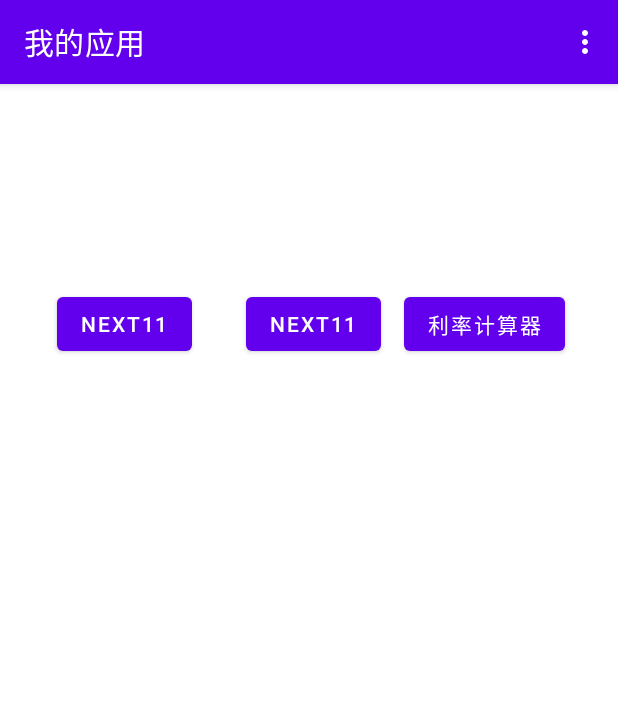
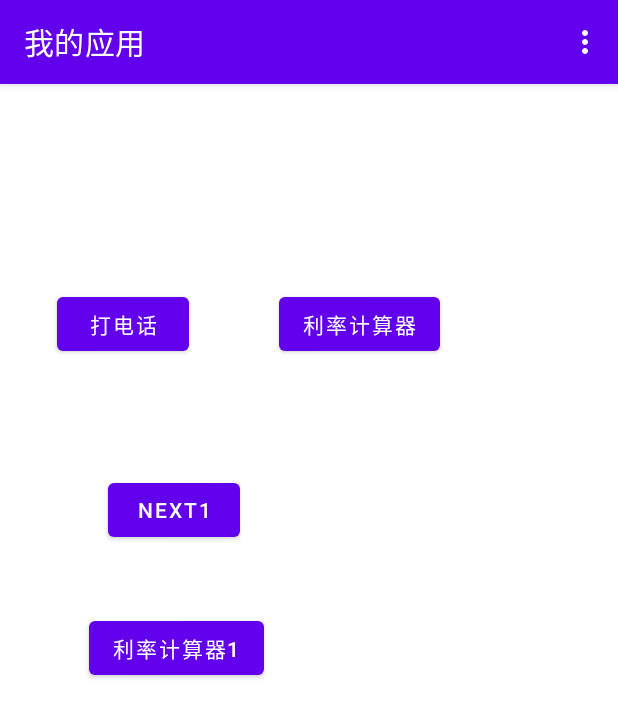
Before and after one commit to yangzheng0/MyApplication, an Android app: the screen it shows after launch (MainActivity), on a phone screen of 412 x 824 dp. Shown: the top 717 px of the screen. Run offline under Robolectric (Android 15) with nearby library versions, the phone set to English and light mode, and no system bars.

Commit message:
利率计算器

```diff
--- a/app/src/main/AndroidManifest.xml
+++ b/app/src/main/AndroidManifest.xml
@@ -24,6 +24,11 @@
             android:label="@string/thrid_active"
             android:theme="@style/Theme.MyApplication.NoActionBar">
         </activity>
+        <activity
+            android:name=".active.IncomeActive"
+            android:label="@string/income_active"
+            android:theme="@style/Theme.MyApplication.NoActionBar">
+        </activity>
     </application>
 
 </manifest>
--- a/app/src/main/java/com/example/myapplication/SecondFragment.java
+++ b/app/src/main/java/com/example/myapplication/SecondFragment.java
@@ -1,9 +1,12 @@
 package com.example.myapplication;
 
 import android.os.Bundle;
+import android.util.Log;
 import android.view.LayoutInflater;
 import android.view.View;
 import android.view.ViewGroup;
+import android.widget.EditText;
+import android.widget.TextView;
 import android.widget.Toast;
 
 import androidx.annotation.NonNull;
@@ -29,6 +32,9 @@ public class SecondFragment extends Fragment {
             public void onClick(View view) {
                 Toast toast=Toast.makeText(getActivity().getApplicationContext(), "执行onClick方法", Toast.LENGTH_SHORT);
                 toast.show();
+                EditText edit = (EditText)view.findViewById(R.id.editView1);
+                String result = edit.getText().toString();
+                Log.v("result={}",result);
             }
         });
     }
--- a/app/src/main/res/layout/fragment_first.xml
+++ b/app/src/main/res/layout/fragment_first.xml
@@ -14,18 +14,18 @@
         android:text="@string/next"
         app:layout_constraintBottom_toBottomOf="parent"
         app:layout_constraintEnd_toEndOf="parent"
-        app:layout_constraintHorizontal_bias="0.885"
+        app:layout_constraintHorizontal_bias="0.61"
         app:layout_constraintStart_toStartOf="parent" />
 
     <Button
         android:id="@+id/button_second"
         android:layout_width="wrap_content"
         android:layout_height="wrap_content"
-        android:layout_marginBottom="584dp"
+        android:layout_marginBottom="460dp"
         android:text="@string/next1"
         app:layout_constraintBottom_toBottomOf="parent"
         app:layout_constraintEnd_toEndOf="parent"
-        app:layout_constraintHorizontal_bias="0.51"
+        app:layout_constraintHorizontal_bias="0.222"
         app:layout_constraintStart_toStartOf="parent" />
 
     <Button
@@ -33,9 +33,20 @@
         android:layout_width="wrap_content"
         android:layout_height="wrap_content"
         android:layout_marginBottom="584dp"
-        android:text="@string/next1"
+        android:text="@string/next3"
         app:layout_constraintBottom_toBottomOf="parent"
         app:layout_constraintEnd_toEndOf="parent"
         app:layout_constraintHorizontal_bias="0.118"
         app:layout_constraintStart_toStartOf="parent" />
+
+    <Button
+        android:id="@+id/button_income"
+        android:layout_width="wrap_content"
+        android:layout_height="wrap_content"
+        android:layout_marginBottom="368dp"
+        android:text="@string/next_income"
+        app:layout_constraintBottom_toBottomOf="parent"
+        app:layout_constraintEnd_toEndOf="parent"
+        app:layout_constraintHorizontal_bias="0.2"
+        app:layout_constraintStart_toStartOf="parent" />
 </androidx.constraintlayout.widget.ConstraintLayout>
--- a/app/src/main/res/layout/fragment_second.xml
+++ b/app/src/main/res/layout/fragment_second.xml
@@ -20,7 +20,7 @@
         android:layout_marginLeft="60dp" />
 
     <EditText
-        android:id="@+id/textView1"
+        android:id="@+id/editView1"
         android:layout_width="270dp"
         android:layout_height="wrap_content"
         android:background="@null"
--- a/app/src/main/res/values/strings.xml
+++ b/app/src/main/res/values/strings.xml
@@ -6,7 +6,9 @@
     <string name="first_fragment_label">First Fragment</string>
     <string name="second_fragment_label">Second Fragment</string>
     <string name="next">利率计算器</string>
-    <string name="next1">Next11</string>
+    <string name="next1">next1</string>
+    <string name="next3">打电话</string>
+    <string name="next_income">利率计算器1</string>
     <string name="previous">计算</string>
     <string name="next2">Next12</string>
     <string name="notice">通知栏</string>
@@ -14,4 +16,5 @@
 
     <string name="hello_first_fragment">Hello first fragment</string>
     <string name="hello_second_fragment">Hello second fragment. Arg: %1$s</string>
+    <string name="income_active">收益计算器</string>
 </resources>
```
Also changed, not shown: app/src/main/java/com/example/myapplication/FirstFragment.java (+9 -0 lines), app/src/main/java/com/example/myapplication/active/IncomeActive.java (added, +66 -0 lines), app/src/main/res/layout/income_activity.xml (added, +108 -0 lines).
